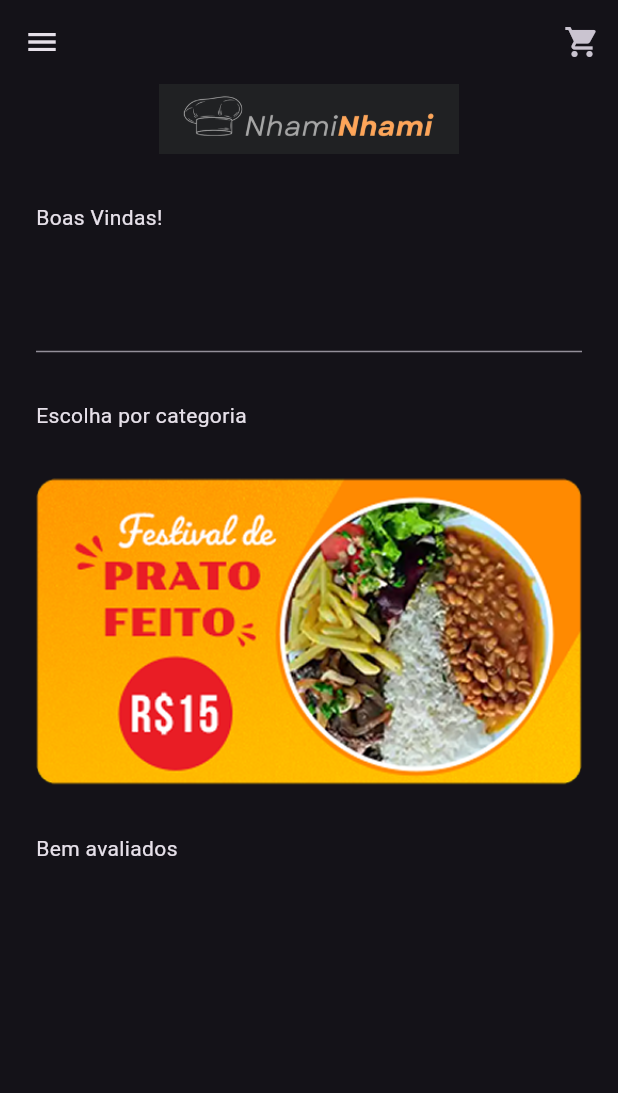
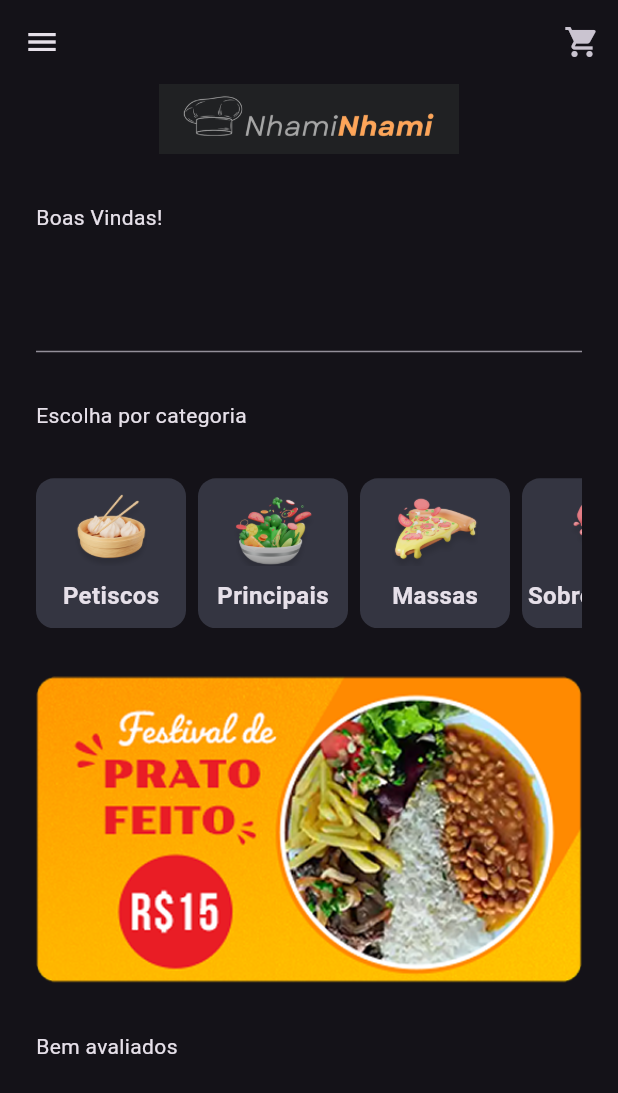
Before and after one commit to Rannya7x/NhamiNhami, a Flutter app: the HomeScreen screen opened directly, on a phone screen of 412 x 824 dp. Shown: the top 1093 px of the screen. Run offline on Flutter 3.47's test engine with Material 3 defaults, Android fonts, the phone set to English and light mode, and no system bars.

Commit message:
feat: add food categories widget to the HomeScreen

```diff
--- /dev/null
+++ b/lib/data/categories_data.dart
@@ -0,0 +1,9 @@
+abstract class CategoriesData {
+  static List<String> listCategories = [
+    "Petiscos",
+    "Principais",
+    "Massas",
+    "Sobremesas",
+    "Bebidas",
+  ];
+}
--- a/lib/ui/_core/app_colors.dart
+++ b/lib/ui/_core/app_colors.dart
@@ -3,4 +3,5 @@ import 'package:flutter/services.dart';
 abstract class AppColors {
   static const Color backgroundColor = Color(0xFF202123);
   static const Color mainColor = Color(0xFFFFa559);
+  static const Color lightBackgroundColor = Color(0xFF343541);
 }
--- a/lib/ui/home/home_screen.dart
+++ b/lib/ui/home/home_screen.dart
@@ -1,4 +1,6 @@
 import 'package:flutter/material.dart';
+import 'package:myapp/data/categories_data.dart';
+import 'package:myapp/ui/home/widgets/category_widget.dart';
 
 class HomeScreen extends StatelessWidget {
   const HomeScreen({super.key});
@@ -22,6 +24,19 @@ class HomeScreen extends StatelessWidget {
             Text("Boas Vindas!"),
             TextFormField(),
             Text("Escolha por categoria"),
+            SingleChildScrollView(
+              scrollDirection: Axis.horizontal,
+              child: Row(
+                spacing: 8.0,
+                children: List.generate(CategoriesData.listCategories.length, (
+                  index,
+                ) {
+                  return CategoryWidget(
+                    category: CategoriesData.listCategories[index],
+                  );
+                }),
+              ),
+            ),
             Image.asset('assets/banners/banner_promo.png'),
             Text("Bem avaliados"),
           ],
--- /dev/null
+++ b/lib/ui/home/widgets/category_widget.dart
@@ -0,0 +1,35 @@
+import 'package:flutter/material.dart';
+import 'package:myapp/ui/_core/app_colors.dart';
+
+class CategoryWidget extends StatelessWidget {
+  final String category;
+  const CategoryWidget({super.key, required this.category});
+
+  @override
+  Widget build(BuildContext context) {
+    return Container(
+      width: 100,
+      height: 100,
+      decoration: BoxDecoration(
+        color: AppColors.lightBackgroundColor,
+        borderRadius: BorderRadius.circular(12.0),
+      ),
+      child: Column(
+        mainAxisSize: MainAxisSize.min,
+        mainAxisAlignment: MainAxisAlignment.center,
+        crossAxisAlignment: CrossAxisAlignment.center,
+        spacing: 8.0,
+        children: [
+          Image.asset(
+            'assets/categories/${category.toLowerCase()}.png',
+            height: 48,
+          ),
+          Text(
+            category,
+            style: TextStyle(fontSize: 16.0, fontWeight: FontWeight.bold),
+          ),
+        ],
+      ),
+    );
+  }
+}
--- a/pubspec.yaml
+++ b/pubspec.yaml
@@ -59,7 +59,7 @@ flutter:
   assets:
     - assets/
     - assets/banners/
-    - asssets/categories/
-    - assets/diches/
+    - assets/categories/
+    - assets/dishes/
     - assets/others/
     - assets/restaurants/
```
